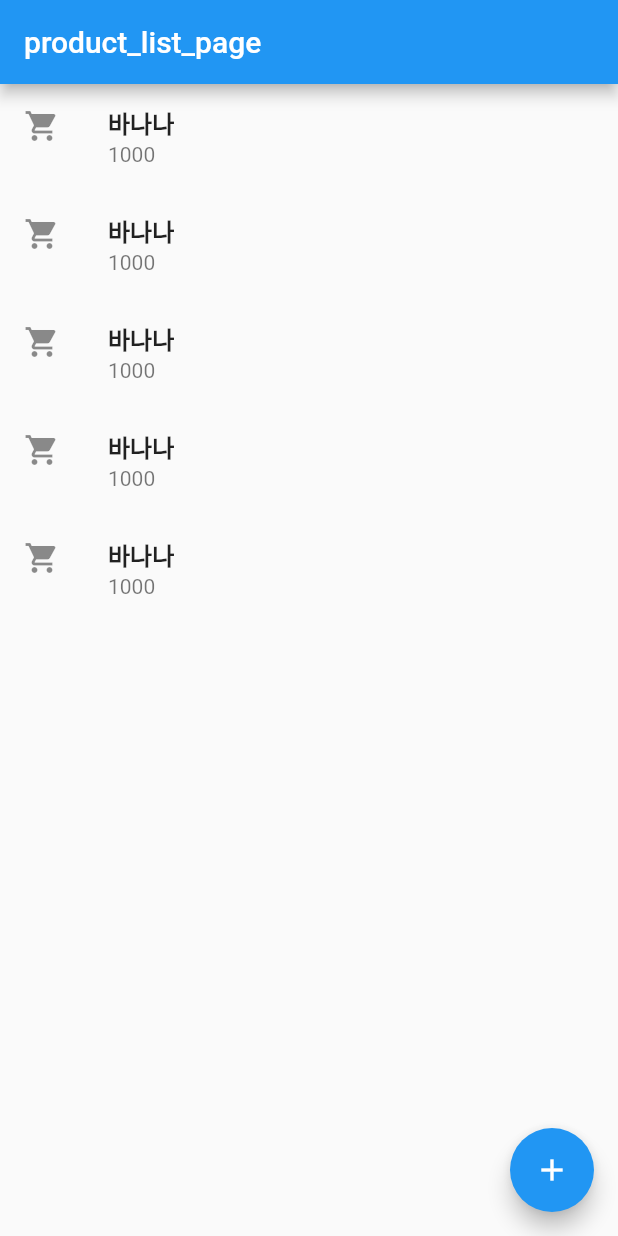
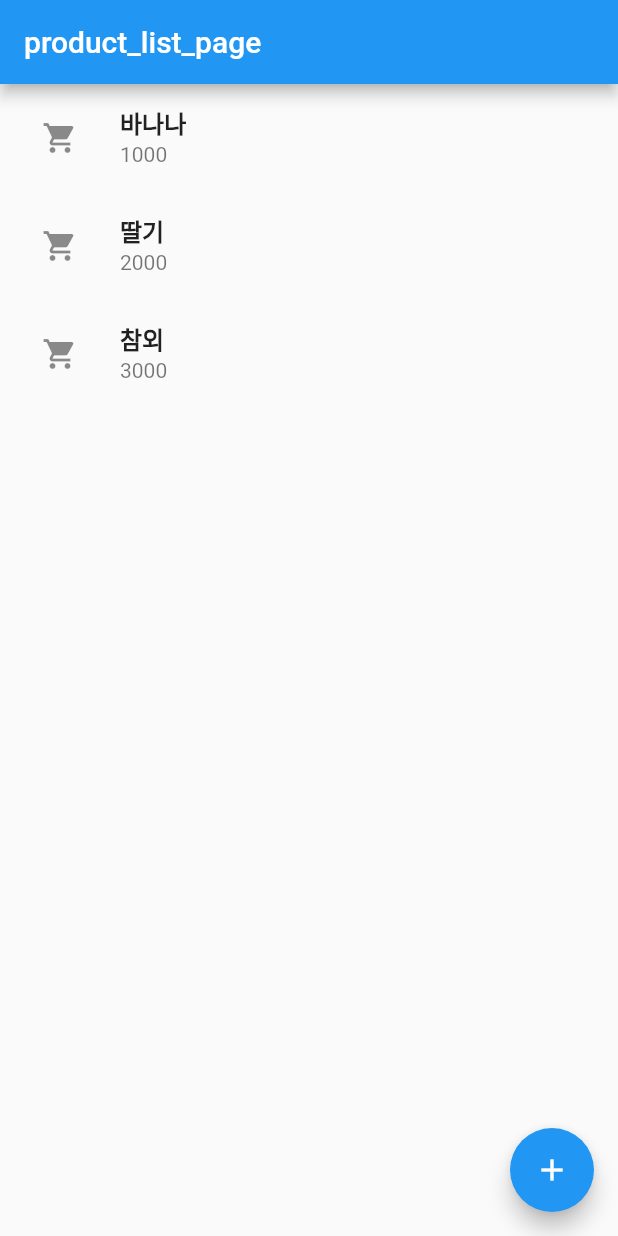
Before and after one commit to BeomyoonHeo/data_app, a Flutter app: the screen it shows after launch, after a tap on "바나나", on a phone screen of 412 x 824 dp. Run offline on Flutter 3.47's test engine with Material 2 defaults, Android fonts, the phone set to English and light mode, and no system bars; our stand-ins replace flutter_riverpod.

Commit message:
기본 MVVM패턴 완료

```diff
--- a/lib/controller/product_controller.dart
+++ b/lib/controller/product_controller.dart
@@ -1,17 +1,34 @@
 //View -> Controller 요청
 import 'package:data_app/domain/product/product.dart';
 import 'package:data_app/domain/product/product_http_repository.dart';
+import 'package:data_app/store/product_list_view_store.dart';
 import 'package:flutter_riverpod/flutter_riverpod.dart';
 
 //singletone pattern으로 선언됨
-final productController = Provider((ref) {
-  return ProductController();
+final productController = Provider<ProductController>((ref) {
+  //final로 선언하여 singletone으로 유지한다.
+  return ProductController(ref);
 });
 
 class ProductController {
+  final Ref _ref;
+  ProductController(this._ref);
+
   ProductHttpRepository repo = ProductHttpRepository();
 
   void findAll() {
-    List<Product> productList = repo.findAll();
+    List<Product> productList = _ref.read(productHttpRepository).findAll();
+    _ref.read(productListViewStore.notifier).onRefresh(productList);
+  }
+
+  void insert(Product productReqDto) {
+    Product productRespDto =
+        _ref.read(productHttpRepository).insert(productReqDto);
+    _ref.read(productListViewStore.notifier).addProduct(productRespDto);
+  }
+
+  void delete(int id) {
+    _ref.read(productHttpRepository).deleteById(id);
+    findAll();
   }
 }
--- a/lib/domain/product/product_http_repository.dart
+++ b/lib/domain/product/product_http_repository.dart
@@ -1,6 +1,11 @@
 import 'dart:convert';
 
 import 'package:data_app/domain/product/product.dart';
+import 'package:flutter_riverpod/flutter_riverpod.dart';
+
+final productHttpRepository = Provider<ProductHttpRepository>((ref) {
+  return ProductHttpRepository();
+});
 
 class ProductHttpRepository {
   //Fake data
@@ -25,7 +30,6 @@ class ProductHttpRepository {
   //name, price
   Product insert(Product product) {
     //http 통신 코드(product 전송)
-    product.id = 4;
 
     list = [...list, product];
 
--- /dev/null
+++ b/lib/store/product_list_view_store.dart
@@ -0,0 +1,20 @@
+import 'package:data_app/domain/product/product.dart';
+import 'package:data_app/domain/product/product_http_repository.dart';
+import 'package:flutter_riverpod/flutter_riverpod.dart';
+
+final productListViewStore =
+    StateNotifierProvider<ProductListViewStore, List<Product>>((ref) {
+  return ProductListViewStore(ref.read(productHttpRepository).findAll());
+});
+
+class ProductListViewStore extends StateNotifier<List<Product>> {
+  ProductListViewStore(super.state);
+
+  void onRefresh(List<Product> products) {
+    state = products;
+  }
+
+  void addProduct(Product productRespDto) {
+    state = [...state, productRespDto];
+  }
+}
--- a/lib/views/product/list/product_list_page.dart
+++ b/lib/views/product/list/product_list_page.dart
@@ -1,4 +1,6 @@
 import 'package:data_app/controller/product_controller.dart';
+import 'package:data_app/domain/product/product.dart';
+import 'package:data_app/store/product_list_view_store.dart';
 import 'package:flutter/material.dart';
 import 'package:flutter_riverpod/flutter_riverpod.dart';
 
@@ -9,22 +11,30 @@ class ProductListPage extends ConsumerWidget {
   Widget build(BuildContext context, WidgetRef ref) {
     final pc = ref.read(
         productController); // singletone으로 하기 위해서 provider에서 해당 Controller를 가지고 있게 한다.
-
-    pc.findAll();
+    final pm = ref.watch(productListViewStore);
 
     return Scaffold(
       floatingActionButton: FloatingActionButton(
-        onPressed: () {},
+        onPressed: () {
+          pc.insert(Product(pm.length + 1, "밤", 1000));
+        },
         child: Icon(Icons.add),
       ),
       appBar: AppBar(title: Text("product_list_page")),
       body: ListView.builder(
-        itemCount: 5,
+        itemCount: pm.length,
         itemBuilder: (context, index) => ListTile(
+          key: ValueKey(pm[index].id.toString()),
           onTap: () {},
-          leading: Icon(Icons.shopping_cart),
-          title: Text("바나나", style: TextStyle(fontWeight: FontWeight.bold)),
-          subtitle: Text("1000"),
+          leading: IconButton(
+            onPressed: () {
+              pc.delete(pm[index].id);
+            },
+            icon: Icon(Icons.shopping_cart),
+          ),
+          title: Text("${pm[index].name}",
+              style: TextStyle(fontWeight: FontWeight.bold)),
+          subtitle: Text("${pm[index].price}"),
         ),
       ),
     );
```
Also changed, not shown: lib/views/product/list/product_list_view_model.dart (deleted, +0 -15 lines).
